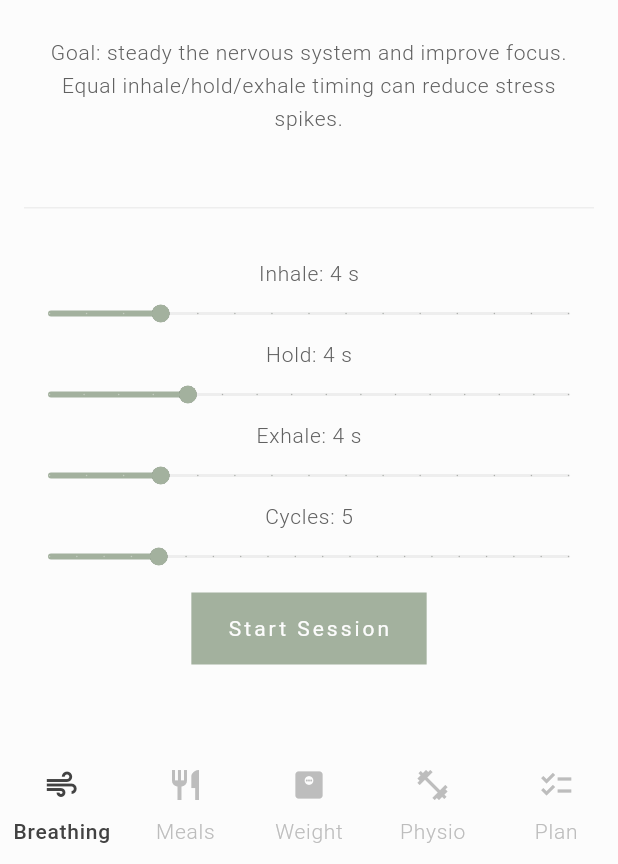
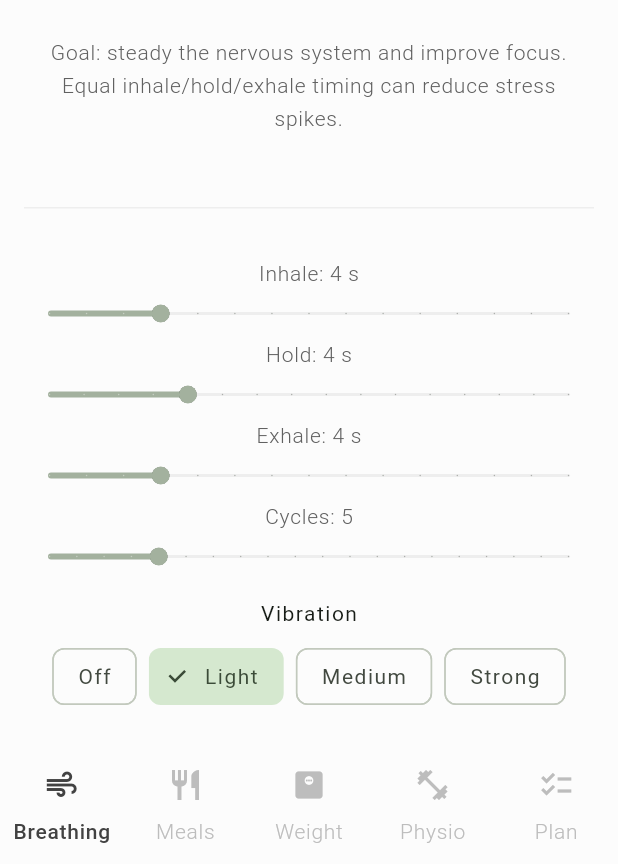
Before and after one commit to alcelaser/breathe, a Flutter app: the BreathingScreen screen opened by its route, on a phone screen of 412 x 824 dp, the part 372-1236 px from its top. Run offline on Flutter 3.47's test engine with Material 3 defaults, Android fonts, the phone set to English and light mode, and no system bars; our stand-ins replace fl_chart, flutter_riverpod, go_router, sqflite; accounts and stored records are empty.

Commit message:
chore(release): prepare v0.1.3

```diff
--- a/lib/features/breathing/providers/breathing_providers.dart
+++ b/lib/features/breathing/providers/breathing_providers.dart
@@ -8,6 +8,8 @@ import 'package:recovery_app/features/breathing/data/breathing_repository.dart';
 import 'package:recovery_app/features/breathing/data/models/breathing_session.dart';
 
 enum BreathingPhase { inhale, hold, exhale, completed }
+
+enum BreathingVibrationLevel { off, light, medium, heavy }
 
 class BreathingState {
   const BreathingState({
@@ -20,6 +22,7 @@ class BreathingState {
     required this.targetCycles,
     required this.completedCycles,
     required this.patternName,
+    required this.vibrationLevel,
     required this.isRunning,
     required this.isPaused,
     required this.didFinish,
@@ -36,6 +39,7 @@ class BreathingState {
       targetCycles: 5,
       completedCycles: 0,
       patternName: 'Box Breathing',
+      vibrationLevel: BreathingVibrationLevel.light,
       isRunning: false,
       isPaused: false,
       didFinish: false,
@@ -51,6 +55,7 @@ class BreathingState {
   final int targetCycles;
   final int completedCycles;
   final String patternName;
+  final BreathingVibrationLevel vibrationLevel;
   final bool isRunning;
   final bool isPaused;
   final bool didFinish;
@@ -65,6 +70,7 @@ class BreathingState {
     int? targetCycles,
     int? completedCycles,
     String? patternName,
+    BreathingVibrationLevel? vibrationLevel,
     bool? isRunning,
     bool? isPaused,
     bool? didFinish,
@@ -79,6 +85,7 @@ class BreathingState {
       targetCycles: targetCycles ?? this.targetCycles,
       completedCycles: completedCycles ?? this.completedCycles,
       patternName: patternName ?? this.patternName,
+      vibrationLevel: vibrationLevel ?? this.vibrationLevel,
       isRunning: isRunning ?? this.isRunning,
       isPaused: isPaused ?? this.isPaused,
       didFinish: didFinish ?? this.didFinish,
@@ -120,6 +127,7 @@ class BreathingNotifier extends AsyncNotifier<BreathingState> {
     required int hold,
     required int exhale,
     required int cycles,
+    BreathingVibrationLevel vibrationLevel = BreathingVibrationLevel.light,
   }) async {
     final BreathingState next = BreathingState.initial().copyWith(
       patternName: patternName,
@@ -127,6 +135,7 @@ class BreathingNotifier extends AsyncNotifier<BreathingState> {
       holdSeconds: hold,
       exhaleSeconds: exhale,
       targetCycles: cycles,
+      vibrationLevel: vibrationLevel,
       phase: BreathingPhase.inhale,
       secondsRemaining: inhale,
       phaseDuration: inhale,
@@ -224,7 +233,7 @@ class BreathingNotifier extends AsyncNotifier<BreathingState> {
 
   Future<void> stopEarly() async {
     final BreathingState? current = state.valueOrNull;
-    if (current == null) {
+    if (current == null || !current.isRunning) {
       return;
     }
     _timer?.cancel();
@@ -277,10 +286,21 @@ class BreathingNotifier extends AsyncNotifier<BreathingState> {
   }
 
   void _playPhaseCue() {
-    if (kIsWeb) {
+    final BreathingState? current = state.valueOrNull;
+    if (kIsWeb || current == null) {
       return;
     }
-    HapticFeedback.lightImpact();
+    if (current.vibrationLevel == BreathingVibrationLevel.off) {
+      return;
+    }
+
+    if (current.vibrationLevel == BreathingVibrationLevel.light) {
+      HapticFeedback.lightImpact();
+    } else if (current.vibrationLevel == BreathingVibrationLevel.medium) {
+      HapticFeedback.mediumImpact();
+    } else {
+      HapticFeedback.heavyImpact();
+    }
     SystemSound.play(SystemSoundType.alert);
   }
 }
--- a/lib/features/breathing/ui/breathing_screen.dart
+++ b/lib/features/breathing/ui/breathing_screen.dart
@@ -1,3 +1,5 @@
+import 'dart:async';
+
 import 'package:flutter/material.dart';
 import 'package:flutter_riverpod/flutter_riverpod.dart';
 import 'package:go_router/go_router.dart';
@@ -18,6 +20,7 @@ class _BreathingScreenState extends ConsumerState<BreathingScreen> {
   int _hold = 4;
   int _exhale = 4;
   int _cycles = 5;
+  BreathingVibrationLevel _vibrationLevel = BreathingVibrationLevel.light;
 
   static const Map<String, String> _patternGoals = <String, String>{
     'Box Breathing':
@@ -32,6 +35,30 @@ class _BreathingScreenState extends ConsumerState<BreathingScreen> {
 
   static const String _howToBreathe =
       'How to breathe: sit upright with shoulders relaxed, inhale through your nose, keep the breath soft during holds, then exhale slowly through your mouth. Stop if you feel dizzy and restart with shorter timings.';
+
+  int get _totalSessionSeconds => (_inhale + _hold + _exhale) * _cycles;
+
+  String _formatDuration(int seconds) {
+    final int minutes = seconds ~/ 60;
+    final int remainingSeconds = seconds % 60;
+    if (minutes == 0) {
+      return '${remainingSeconds}s';
+    }
+    return '${minutes}m ${remainingSeconds.toString().padLeft(2, '0')}s';
+  }
+
+  String _vibrationLabel(BreathingVibrationLevel level) {
+    if (level == BreathingVibrationLevel.off) {
+      return 'Off';
+    }
+    if (level == BreathingVibrationLevel.light) {
+      return 'Light';
+    }
+    if (level == BreathingVibrationLevel.medium) {
+      return 'Medium';
+    }
+    return 'Strong';
+  }
 
   void _applyPreset(String value) {
     setState(() {
@@ -60,6 +87,7 @@ class _BreathingScreenState extends ConsumerState<BreathingScreen> {
           hold: _hold,
           exhale: _exhale,
           cycles: _cycles,
+          vibrationLevel: _vibrationLevel,
         );
     if (mounted) {
       context.push('/breathing/session');
@@ -154,6 +182,51 @@ class _BreathingScreenState extends ConsumerState<BreathingScreen> {
                 onChanged: (double value) =>
                     setState(() => _cycles = value.round()),
               ),
+              const SizedBox(height: 12),
+              Center(
+                child: Text(
+                  'Vibration',
+                  style: Theme.of(context).textTheme.labelLarge,
+                ),
+              ),
+              const SizedBox(height: 8),
+              Wrap(
+                alignment: WrapAlignment.center,
+                spacing: 8,
+                runSpacing: 8,
+                children: BreathingVibrationLevel.values
+                    .map((BreathingVibrationLevel level) {
+                  return ChoiceChip(
+                    label: Text(_vibrationLabel(level)),
+                    selected: _vibrationLevel == level,
+                    onSelected: (_) {
+                      setState(() => _vibrationLevel = level);
+                    },
+                  );
+                }).toList(),
+              ),
+              const SizedBox(height: 20),
+              Card(
+                child: Padding(
+                  padding: const EdgeInsets.all(12),
+                  child: Column(
+                    children: <Widget>[
+                      Text(
+                        'Estimated Session Time',
+                        style: Theme.of(context).textTheme.labelLarge,
+                      ),
+                      const SizedBox(height: 4),
+                      Text(
+                        _formatDuration(_totalSessionSeconds),
+                        style: Theme.of(context)
+                            .textTheme
+                            .headlineSmall
+                            ?.copyWith(fontSize: 24),
+                      ),
+                    ],
+                  ),
+                ),
+              ),
               const SizedBox(height: 8),
               Center(
                 child: FilledButton(
@@ -169,15 +242,78 @@ class _BreathingScreenState extends ConsumerState<BreathingScreen> {
   }
 }
 
-class ActiveSessionScreen extends ConsumerWidget {
+class ActiveSessionScreen extends ConsumerStatefulWidget {
   const ActiveSessionScreen({super.key});
 
   @override
-  Widget build(BuildContext context, WidgetRef ref) {
+  ConsumerState<ActiveSessionScreen> createState() =>
+      _ActiveSessionScreenState();
+}
+
+class _ActiveSessionScreenState extends ConsumerState<ActiveSessionScreen> {
+  bool _didRequestStop = false;
+
+  Future<void> _stopIfActive() async {
+    if (_didRequestStop) {
+      return;
+    }
+    final BreathingState? current =
+        ref.read(breathingNotifierProvider).valueOrNull;
+    if (current == null || !current.isRunning || current.didFinish) {
+      return;
+    }
+
+    _didRequestStop = true;
+    await ref.read(breathingNotifierProvider.notifier).stopEarly();
+  }
+
+  void _stopIfActiveNoWait() {
+    if (_didRequestStop) {
+      return;
+    }
+    final BreathingState? current =
+        ref.read(breathingNotifierProvider).valueOrNull;
+    if (current == null || !current.isRunning || current.didFinish) {
+      return;
+    }
+
+    _didRequestStop = true;
+    unawaited(ref.read(breathingNotifierProvider.notifier).stopEarly());
+  }
+
+  @override
+  void dispose() {
+    _stopIfActiveNoWait();
+    super.dispose();
+  }
+
+  @override
+  Widget build(BuildContext context) {
     final AsyncValue<BreathingState> state =
         ref.watch(breathingNotifierProvider);
-    return Scaffold(
-      appBar: AppBar(title: const Text('Active Session')),
+    return PopScope(
+      onPopInvoked: (bool didPop) {
+        if (didPop) {
+          _stopIfActiveNoWait();
+        }
+      },
+      child: Scaffold(
+        appBar: AppBar(
+          title: const Text('Active Session'),
+          centerTitle: true,
+          actions: <Widget>[
+            IconButton(
+              tooltip: 'Exit Session',
+              icon: const Icon(Icons.close),
+              onPressed: () async {
+                await _stopIfActive();
+                if (mounted) {
+                  context.go('/breathing');
+                }
+              },
+            ),
+          ],
+        ),
         body: state.when(
           data: (BreathingState data) {
             if (data.didFinish) {
@@ -260,6 +396,7 @@ class ActiveSessionScreen extends ConsumerWidget {
                 child: Text('Unable to start breathing session.'));
           },
         ),
+      ),
     );
   }
 }
--- a/pubspec.yaml
+++ b/pubspec.yaml
@@ -1,7 +1,7 @@
 name: recovery_app
 description: Personal recovery companion app.
 publish_to: 'none'
-version: 0.1.2
+version: 0.1.3
 
 environment:
   sdk: '>=3.2.0 <4.0.0'
```
Lines whose indentation alone changed are shown as unchanged.
